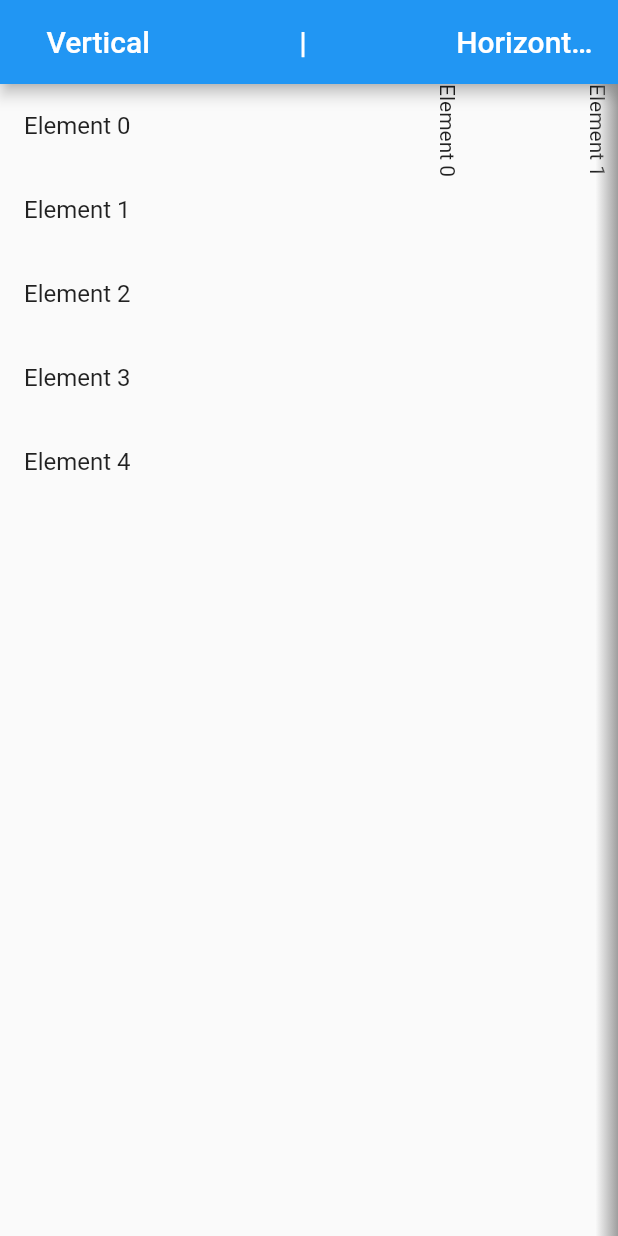
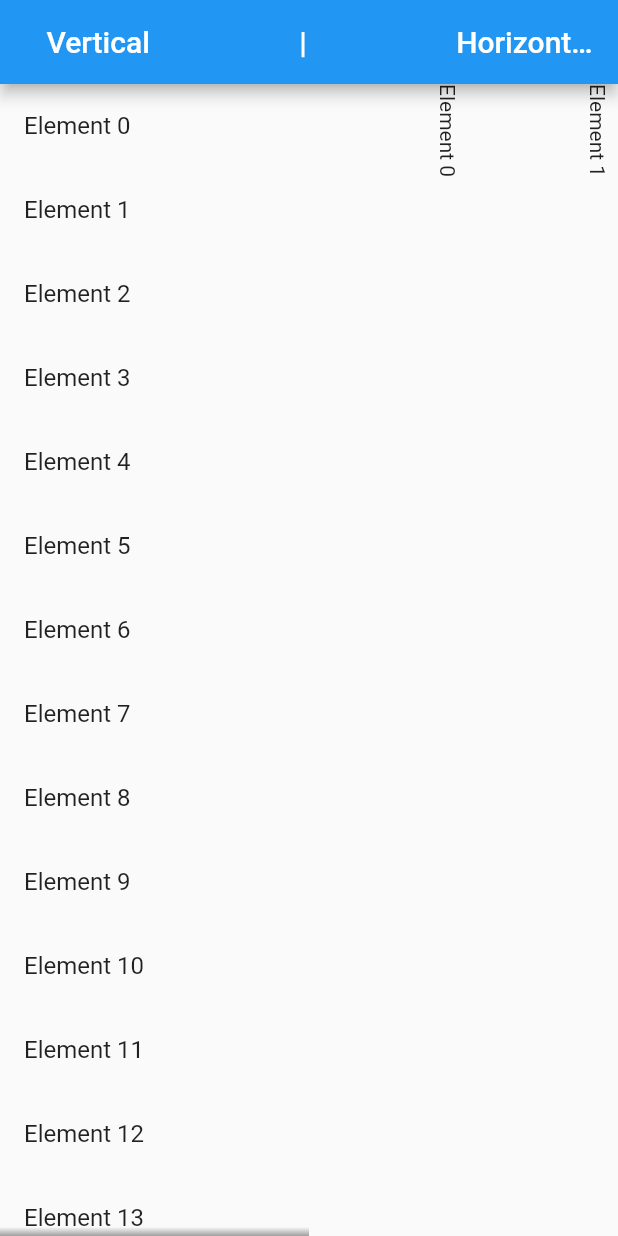
Before and after one commit to rickypid/flutter_scroll_shadow, a Flutter app: the screen it shows after launch, on a phone screen of 412 x 824 dp. Run offline on Flutter 3.47's test engine with Material 2 defaults, Android fonts, the phone set to English and light mode, and no system bars.

Commit message:
Fix bugs and make the widget independent on scroll controller.

```diff
--- a/analysis_options.yaml
+++ b/analysis_options.yaml
@@ -3,3 +3,5 @@ include: package:flutter_lints/flutter.yaml
 linter:
   rules:
     always_use_package_imports: true
+    prefer_single_quotes: true
+    unnecessary_breaks: true
--- a/example/lib/main.dart
+++ b/example/lib/main.dart
@@ -27,9 +27,6 @@ class MyHomePage extends StatefulWidget {
 }
 
 class _MyHomePageState extends State<MyHomePage> {
-  ScrollController horizontalController = ScrollController();
-  ScrollController verticalController = ScrollController();
-
   @override
   Widget build(BuildContext context) {
     return Scaffold(
@@ -43,15 +40,11 @@ class _MyHomePageState extends State<MyHomePage> {
           // Vertically-scrolling child
           Expanded(
             child: ScrollShadow(
-              scrollDirection: Axis.vertical,
-              controller: verticalController,
               color: Colors.grey,
               child: ListView(
                 scrollDirection: Axis.vertical,
-                // ScrollController is required for Axis.horizontal
-                controller: verticalController,
                 children: List.generate(
-                  5,
+                  15,
                   (index) => ListTile(title: Text('Element $index')),
                 ),
               ),
@@ -61,13 +54,9 @@ class _MyHomePageState extends State<MyHomePage> {
           // Horizontally-scrolling child
           Expanded(
             child: ScrollShadow(
-              scrollDirection: Axis.horizontal,
-              controller: horizontalController,
               color: Colors.grey,
               child: ListView(
                 scrollDirection: Axis.horizontal,
-                // ScrollController is required for Axis.horizontal
-                controller: horizontalController,
                 children: List.generate(
                   5,
                   (index) => SizedBox(
--- a/example/pubspec.yaml
+++ b/example/pubspec.yaml
@@ -1,6 +1,6 @@
 name: flutter_scroll_shadow_example
 description: A demonstration of the ScrollShadow widget for a scrollable child.
-version: 1.2.1
+version: 1.2.2
 publish_to: 'none'
 
 environment:
--- a/lib/src/scroll_shadow.dart
+++ b/lib/src/scroll_shadow.dart
@@ -1,27 +1,21 @@
 /// [ScrollShadow] class
 library flutter_scroll_shadow;
 
-// Flutter imports:
 import 'package:flutter/material.dart';
-import 'package:flutter/scheduler.dart';
+
 
 /// Wraps a scrollable child in `ScrollShadow`s.
-class ScrollShadow extends StatefulWidget {
+class ScrollShadow extends StatefulWidget
+{
   /// Wraps a scrollable child in `ScrollShadow`s.
-  ///
-  /// [scrollDirection] is the direction of scroll, corresponding to the child.
-  ///
-  /// [controller] is optional for vertically scrolling content,
-  /// but required if [child] scrolls horizontally.
   const ScrollShadow({
     super.key,
-    this.size = 15,
-    this.color = Colors.grey,
-    this.controller,
-    this.scrollDirection = Axis.vertical,
+    this.size = 6.0,
+    this.color = Colors.black38,
     required this.child,
-    this.duration = const Duration(milliseconds: 300),
-    this.curve = Curves.easeInOutQuint,
+    this.duration = const Duration(milliseconds: 250),
+    this.fadeInCurve = Curves.easeIn,
+    this.fadeOutCurve = Curves.easeOut,
     this.ignoreInteraction = true,
   });
 
@@ -35,20 +29,7 @@ class ScrollShadow extends StatefulWidget {
   /// Default: `15.0`
   final double size;
 
-  /// [scrollDirection] is the direction of scroll, corresponding to the child.
-  ///
-  /// Default: [Axis.vertical]
-  final Axis scrollDirection;
-
-  ///Optional for vertically scrolling content, but required
-  /// if [child] scrolls horizontally.
-  ///
-  /// Default: `null`
-  final ScrollController? controller;
-
   /// The scrollable [child] contained by the `ScrollShadow`.
-  ///
-  /// Match this `ScrollShadow`'s [scrollDirection] to this `child`'s `scrollDirection`.
   final Widget child;
 
   /// The duration for the animation of shadow visibility changes.
@@ -56,15 +37,21 @@ class ScrollShadow extends StatefulWidget {
   /// Default: `Duration(milliseconds: 300)`
   final Duration duration;
 
-  /// The animation [Curve] to use for shadow visibility changes.
+  /// The animation [Curve] to use for shadow appearance.
   ///
   /// Default: [Curves.easeIn]
-  final Curve curve;
+  final Curve fadeInCurve;
 
-  /// Determines if [ScrollShadow] is wrapped inside a [IgnorePointer] widget,
-  /// so that all touch events with the shadow will be ignored.
-  /// Setting this `true` means that the shadow will be ignored from interactions,
-  /// so you can still interact with the widget below
+  /// The animation [Curve] to use for shadow disappearance.
+  ///
+  /// Default: [Curves.easeOut]
+  final Curve fadeOutCurve;
+
+  /// Determines if shadow is wrapped inside a [IgnorePointer] widget, so that
+  /// all touch events with the shadow will be ignored.
+  ///
+  /// Setting this to `true` means that the shadow will be ignored from
+  /// interactions, so you can still interact with the widget below.
   ///
   /// Default: `true`
   final bool ignoreInteraction;
@@ -73,156 +60,149 @@ class ScrollShadow extends StatefulWidget {
   State<ScrollShadow> createState() => _ScrollShadowState();
 }
 
-class _ScrollShadowState extends State<ScrollShadow> {
-  ScrollController _controller = ScrollController();
-  bool _reachedStart = true;
-  bool _reachedStartSnap = true;
-  bool _reachedEnd = false;
-  bool _reachedEndSnap = false;
+
+class _ScrollShadowState extends State<ScrollShadow>
+{
+  bool get reachedStart => _reachedStart;
+
+  set reachedStart(final bool value)
+  {
+    if (_reachedStart == value) return;
+    setState(() => _reachedStart = value);
+  }
+
+  bool get reachedEnd => _reachedEnd;
+
+  set reachedEnd(final bool value)
+  {
+    if (_reachedEnd == value) return;
+    setState(() => _reachedEnd = value);
+  }
 
   @override
-  void dispose() {
-    _controller.removeListener(_listener);
-    super.dispose();
+  Widget build(final BuildContext context)
+  {
+    LinearGradient? startGradient, endGradient;
+    switch (_axis) {
+      case null:
+        break;
+      case Axis.horizontal:
+        startGradient = LinearGradient(
+          begin: Alignment.centerRight,
+          end: Alignment.centerLeft,
+          colors: [ widget.color.withOpacity(0.0), widget.color ],
+        );
+        endGradient = LinearGradient(
+          begin: Alignment.centerRight,
+          end: Alignment.centerLeft,
+          colors: [ widget.color, widget.color.withOpacity(0.0) ],
+        );
+      case Axis.vertical:
+        startGradient = LinearGradient(
+          begin: Alignment.bottomCenter,
+          end: Alignment.topCenter,
+          colors: [ widget.color.withOpacity(0.0), widget.color ],
+        );
+        endGradient = LinearGradient(
+          begin: Alignment.bottomCenter,
+          end: Alignment.topCenter,
+          colors: [ widget.color, widget.color.withOpacity(0.0) ],
+        );
+    }
+    var startShadow = _getShadow(startGradient);
+    var endShadow = _getShadow(endGradient);
+    if (_animate) {
+      startShadow = _getAnimatedShadow(startShadow, reachedStart);
+      endShadow = _getAnimatedShadow(endShadow, reachedEnd);
+    }
+    if (widget.ignoreInteraction) {
+      startShadow = _getNoninteractive(startShadow);
+      endShadow = _getNoninteractive(endShadow);
+    }
+    startShadow = _getPositioned(startShadow, true);
+    endShadow = _getPositioned(endShadow, false);
+    return Stack(children: [
+      NotificationListener<ScrollMetricsNotification>(
+        onNotification: (notification) {
+          return _handleNewMetrics(notification.metrics);
+        },
+        child: NotificationListener<ScrollNotification>(
+          onNotification: (notification) {
+            return _handleNewMetrics(notification.metrics);
+          },
+          child: widget.child,
+        ),
+      ),
+      if (startShadow != null) startShadow,
+      if (endShadow != null) endShadow,
+    ]);
   }
 
-  bool get _shadowVisible =>
-      _controller.positions.isNotEmpty &&
-      (_controller.position.extentBefore > 0 ||
-          _controller.position.extentAfter > 0);
-
-  void _listener() {
-    _reachedStart = _controller.positions.isNotEmpty &&
-        _controller.position.extentBefore == 0;
-    _reachedEnd = _controller.positions.isNotEmpty &&
-        _controller.position.extentAfter == 0;
-    _update();
+  Widget? _getShadow(final LinearGradient? gradient)
+  {
+    return gradient == null ? null : Container(
+      width: widget.size,
+      height: widget.size,
+      decoration: BoxDecoration(gradient: gradient)
+    );
   }
 
-  void _update() {
-    if (_reachedStart != _reachedStartSnap) {
-      SchedulerBinding.instance.addPostFrameCallback((_) {
-        setState(() => _reachedStartSnap = _reachedStart);
-      });
-    }
-    if (_reachedEnd != _reachedEndSnap) {
-      SchedulerBinding.instance.addPostFrameCallback((_) {
-        setState(() => _reachedEndSnap = _reachedEnd);
-      });
+  Widget? _getAnimatedShadow(final Widget? shadow, final bool reachedEdge)
+  {
+    return shadow == null ? null : AnimatedOpacity(
+      opacity: reachedEdge ? 0.0 : 1.0,
+      duration: widget.duration,
+      curve: reachedEdge ? widget.fadeOutCurve : widget.fadeInCurve,
+      child: shadow,
+    );
+  }
+
+  Widget? _getNoninteractive(final Widget? shadow)
+  {
+    return shadow == null ? null : IgnorePointer(
+      ignoring: true,
+      child: shadow,
+    );
+  }
+
+  Widget? _getPositioned(final Widget? shadow, final bool start)
+  {
+    if (shadow == null) return null;
+    switch (_axis) {
+      case null:
+        return null;
+      case Axis.horizontal:
+        return Positioned(
+          left: start ? 0.0 : null,
+          right: start ? null : 0.0,
+          top: 0.0,
+          bottom: 0.0,
+          child: shadow,
+        );
+      case Axis.vertical:
+        return Positioned(
+          top: start ? 0.0 : null,
+          bottom: start ? null : 0.0,
+          left: 0.0,
+          right: 0.0,
+          child: shadow,
+        );
     }
   }
 
-  @override
-  void initState() {
-    if (widget.controller != null) {
-      _controller = widget.controller!..addListener(_listener);
-    } else if (_controller != PrimaryScrollController.of(context)) {
-      _controller = PrimaryScrollController.of(context)..addListener(_listener);
+  bool _handleNewMetrics(final ScrollMetrics metrics)
+  {
+    if (_axis != metrics.axis) {
+      setState(() => _axis = metrics.axis);
     }
-    _update();
-    super.initState();
+    reachedStart = metrics.pixels <= metrics.minScrollExtent;
+    reachedEnd = metrics.pixels >= metrics.maxScrollExtent;
+    _animate = true;
+    return false;
   }
 
-  @override
-  Widget build(BuildContext context) {
-    final Widget shadow = IgnorePointer(
-      ignoring: widget.ignoreInteraction,
-      child: (widget.scrollDirection == Axis.horizontal)
-          ? Row(
-              mainAxisAlignment: MainAxisAlignment.spaceBetween,
-              children: [
-                AnimatedOpacity(
-                  opacity: _reachedStartSnap || !_shadowVisible ? 0 : 1,
-                  duration: widget.duration,
-                  curve: widget.curve,
-                  child: Container(
-                    width: widget.size,
-                    decoration: BoxDecoration(
-                      gradient: LinearGradient(
-                        begin: Alignment.centerRight,
-                        end: Alignment.centerLeft,
-                        stops: const [0.0, 1.0],
-                        colors: [
-                          widget.color.withOpacity(0.0),
-                          widget.color,
-                        ],
-                      ),
-                    ),
-                  ),
-                ),
-                AnimatedOpacity(
-                  opacity: _reachedEndSnap || !_shadowVisible ? 0 : 1,
-                  duration: widget.duration,
-                  curve: widget.curve,
-                  child: Container(
-                    width: widget.size,
-                    decoration: BoxDecoration(
-                      gradient: LinearGradient(
-                        begin: Alignment.centerRight,
-                        end: Alignment.centerLeft,
-                        stops: const [0.0, 1.0],
-                        colors: [
-                          widget.color,
-                          widget.color.withOpacity(0.0),
-                        ],
-                      ),
-                    ),
-                  ),
-                ),
-              ],
-            )
-          : Column(
-              mainAxisAlignment: MainAxisAlignment.spaceBetween,
-              children: [
-                AnimatedOpacity(
-                  opacity: _reachedStartSnap || !_shadowVisible ? 0 : 1,
-                  duration: widget.duration,
-                  curve: widget.curve,
-                  child: Container(
-                    height: widget.size,
-                    decoration: BoxDecoration(
-                      gradient: LinearGradient(
-                        begin: Alignment.bottomCenter,
-                        end: Alignment.topCenter,
-                        stops: const [0.0, 1.0],
-                        colors: [
-                          widget.color.withOpacity(0.0),
-                          widget.color,
-                        ],
-                      ),
-                    ),
-                  ),
-                ),
-                AnimatedOpacity(
-                  opacity: _reachedEndSnap || !_shadowVisible ? 0 : 1,
-                  duration: widget.duration,
-                  curve: widget.curve,
-                  child: Container(
-                    height: widget.size,
-                    decoration: BoxDecoration(
-                      gradient: LinearGradient(
-                        begin: Alignment.bottomCenter,
-                        end: Alignment.topCenter,
-                        stops: const [0.0, 1.0],
-                        colors: [
-                          widget.color,
-                          widget.color.withOpacity(0.0),
-                        ],
-                      ),
-                    ),
-                  ),
-                ),
-              ],
-            ),
-    );
-
-    return LayoutBuilder(
-      builder: (context, constrains) {
-        _listener();
-        return Stack(
-          children: <Widget>[widget.child, shadow],
-        );
-      },
-    );
-  }
+  Axis? _axis;
+  bool _reachedStart = true;
+  bool _reachedEnd = true;
+  bool _animate = false;
 }
```
Also changed, not shown: pubspec.yaml (+6 -7 lines), example/pubspec.lock, pubspec.lock, 5 other files.
